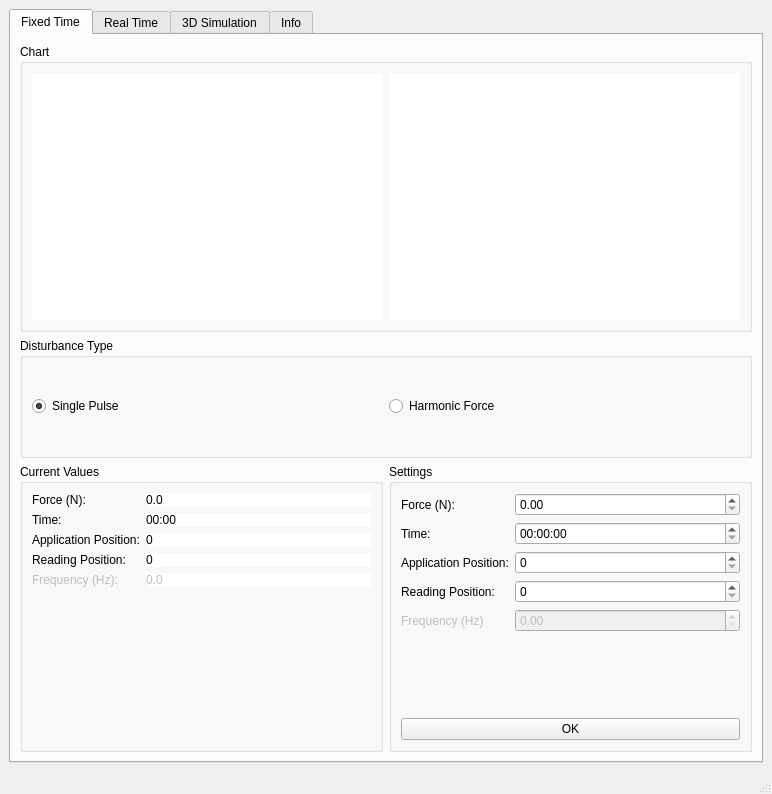
nicolecitadin/ActiveControl_Prog, file forms/mainWindow2.ui: the form before one commit.
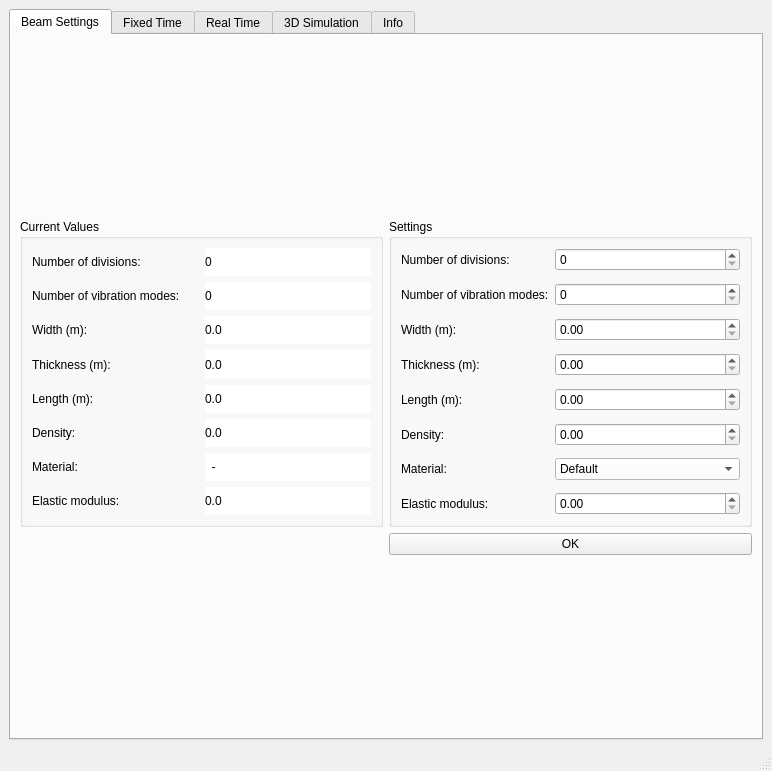
The form after the commit.

```diff
--- a/forms/mainWindow2.ui
+++ b/forms/mainWindow2.ui
@@ -7,7 +7,7 @@
     <x>0</x>
     <y>0</y>
     <width>772</width>
-    <height>794</height>
+    <height>771</height>
    </rect>
   </property>
   <property name="windowTitle">
@@ -23,6 +23,414 @@
       <property name="currentIndex">
        <number>0</number>
       </property>
+      <widget class="QWidget" name="tab_5">
+       <attribute name="title">
+        <string>Beam Settings</string>
+       </attribute>
+       <layout class="QGridLayout" name="gridLayout_4">
+        <item row="1" column="0">
+         <widget class="QGroupBox" name="gbx_cvset">
+          <property name="styleSheet">
+           <string notr="true">font: 14pt &quot;MS Shell Dlg 2&quot;;</string>
+          </property>
+          <property name="title">
+           <string>Current Values</string>
+          </property>
+          <layout class="QGridLayout" name="gridLayout_9">
+           <item row="0" column="0">
+            <layout class="QGridLayout" name="gridLayout_7">
+             <item row="0" column="0">
+              <widget class="QLabel" name="lbl_15">
+               <property name="styleSheet">
+                <string notr="true">font: 12pt &quot;MS Shell Dlg 2&quot;;</string>
+               </property>
+               <property name="text">
+                <string>Number of divisions:</string>
+               </property>
+              </widget>
+             </item>
+             <item row="0" column="1">
+              <widget class="QLabel" name="lbl_23">
+               <property name="styleSheet">
+                <string notr="true">font: 12pt &quot;MS Shell Dlg 2&quot;;
+background-color: rgb(255, 255, 255);</string>
+               </property>
+               <property name="text">
+                <string>0</string>
+               </property>
+              </widget>
+             </item>
+             <item row="1" column="0">
+              <widget class="QLabel" name="lbl_16">
+               <property name="styleSheet">
+                <string notr="true">font: 12pt &quot;MS Shell Dlg 2&quot;;</string>
+               </property>
+               <property name="text">
+                <string>Number of vibration modes:</string>
+               </property>
+              </widget>
+             </item>
+             <item row="1" column="1">
+              <widget class="QLabel" name="lbl_24">
+               <property name="styleSheet">
+                <string notr="true">background-color: rgb(255, 255, 255);
+font: 12pt &quot;MS Shell Dlg 2&quot;;</string>
+               </property>
+               <property name="text">
+                <string>0</string>
+               </property>
+              </widget>
+             </item>
+             <item row="2" column="0">
+              <widget class="QLabel" name="lbl_17">
+               <property name="styleSheet">
+                <string notr="true">font: 12pt &quot;MS Shell Dlg 2&quot;;</string>
+               </property>
+               <property name="text">
+                <string>Width (m):</string>
+               </property>
+              </widget>
+             </item>
+             <item row="2" column="1">
+              <widget class="QLabel" name="lbl_25">
+               <property name="styleSheet">
+                <string notr="true">font: 12pt &quot;MS Shell Dlg 2&quot;;
+background-color: rgb(255, 255, 255);</string>
+               </property>
+               <property name="text">
+                <string>0.0</string>
+               </property>
+              </widget>
+             </item>
+             <item row="3" column="0">
+              <widget class="QLabel" name="lbl_18">
+               <property name="styleSheet">
+                <string notr="true">font: 12pt &quot;MS Shell Dlg 2&quot;;</string>
+               </property>
+               <property name="text">
+                <string>Thickness (m):</string>
+               </property>
+              </widget>
+             </item>
+             <item row="3" column="1">
+              <widget class="QLabel" name="lbl_26">
+               <property name="styleSheet">
+                <string notr="true">font: 12pt &quot;MS Shell Dlg 2&quot;;
+background-color: rgb(255, 255, 255);</string>
+               </property>
+               <property name="text">
+                <string>0.0</string>
+               </property>
+              </widget>
+             </item>
+             <item row="4" column="0">
+              <widget class="QLabel" name="lbl_19">
+               <property name="styleSheet">
+                <string notr="true">font: 12pt &quot;MS Shell Dlg 2&quot;;</string>
+               </property>
+               <property name="text">
+                <string>Length (m):</string>
+               </property>
+              </widget>
+             </item>
+             <item row="4" column="1">
+              <widget class="QLabel" name="lbl_27">
+               <property name="styleSheet">
+                <string notr="true">background-color: rgb(255, 255, 255);
+font: 12pt &quot;MS Shell Dlg 2&quot;;</string>
+               </property>
+               <property name="text">
+                <string>0.0</string>
+               </property>
+              </widget>
+             </item>
+             <item row="5" column="0">
+              <widget class="QLabel" name="lbl_20">
+               <property name="styleSheet">
+                <string notr="true">font: 12pt &quot;MS Shell Dlg 2&quot;;</string>
+               </property>
+               <property name="text">
+                <string>Density:</string>
+               </property>
+              </widget>
+             </item>
+             <item row="5" column="1">
+              <widget class="QLabel" name="lbl_28">
+               <property name="styleSheet">
+                <string notr="true">background-color: rgb(255, 255, 255);
+font: 12pt &quot;MS Shell Dlg 2&quot;;</string>
+               </property>
+               <property name="text">
+                <string>0.0</string>
+               </property>
+              </widget>
+             </item>
+             <item row="6" column="0">
+              <widget class="QLabel" name="lbl_21">
+               <property name="styleSheet">
+                <string notr="true">font: 12pt &quot;MS Shell Dlg 2&quot;;</string>
+               </property>
+               <property name="text">
+                <string>Material:</string>
+               </property>
+              </widget>
+             </item>
+             <item row="6" column="1">
+              <widget class="QLabel" name="lbl_29">
+               <property name="styleSheet">
+                <string notr="true">background-color: rgb(255, 255, 255);
+font: 12pt &quot;MS Shell Dlg 2&quot;;</string>
+               </property>
+               <property name="text">
+                <string>  -</string>
+               </property>
+              </widget>
+             </item>
+             <item row="7" column="0">
+              <widget class="QLabel" name="lbl_22">
+               <property name="styleSheet">
+                <string notr="true">font: 12pt &quot;MS Shell Dlg 2&quot;;</string>
+               </property>
+               <property name="text">
+                <string>Elastic modulus:</string>
+               </property>
+              </widget>
+             </item>
+             <item row="7" column="1">
+              <widget class="QLabel" name="lbl_30">
+               <property name="styleSheet">
+                <string notr="true">background-color: rgb(255, 255, 255);
+font: 12pt &quot;MS Shell Dlg 2&quot;;</string>
+               </property>
+               <property name="text">
+                <string>0.0</string>
+               </property>
+              </widget>
+             </item>
+            </layout>
+           </item>
+          </layout>
+         </widget>
+        </item>
+        <item row="2" column="1">
+         <widget class="QPushButton" name="pushButton">
+          <property name="styleSheet">
+           <string notr="true">font: 12pt &quot;MS Shell Dlg 2&quot;;</string>
+          </property>
+          <property name="text">
+           <string>OK</string>
+          </property>
+         </widget>
+        </item>
+        <item row="0" column="0">
+         <spacer name="verticalSpacer_2">
+          <property name="orientation">
+           <enum>Qt::Vertical</enum>
+          </property>
+          <property name="sizeHint" stdset="0">
+           <size>
+            <width>20</width>
+            <height>40</height>
+           </size>
+          </property>
+         </spacer>
+        </item>
+        <item row="1" column="1">
+         <widget class="QGroupBox" name="groupBox_2">
+          <property name="styleSheet">
+           <string notr="true">font: 14pt &quot;MS Shell Dlg 2&quot;;</string>
+          </property>
+          <property name="title">
+           <string>Settings</string>
+          </property>
+          <layout class="QGridLayout" name="gridLayout_8">
+           <item row="0" column="0">
+            <layout class="QFormLayout" name="formLayout_6">
+             <property name="verticalSpacing">
+              <number>12</number>
+             </property>
+             <item row="0" column="0">
+              <widget class="QLabel" name="lbl_31">
+               <property name="styleSheet">
+                <string notr="true">font: 12pt &quot;MS Shell Dlg 2&quot;;</string>
+               </property>
+               <property name="text">
+                <string>Number of divisions:</string>
+               </property>
+              </widget>
+             </item>
+             <item row="0" column="1">
+              <widget class="QSpinBox" name="sbx_ndiv">
+               <property name="styleSheet">
+                <string notr="true">font: 12pt &quot;MS Shell Dlg 2&quot;;</string>
+               </property>
+              </widget>
+             </item>
+             <item row="1" column="0">
+              <widget class="QLabel" name="lbl_32">
+               <property name="styleSheet">
+                <string notr="true">font: 12pt &quot;MS Shell Dlg 2&quot;;</string>
+               </property>
+               <property name="text">
+                <string>Number of vibration modes:</string>
+               </property>
+              </widget>
+             </item>
+             <item row="1" column="1">
+              <widget class="QSpinBox" name="sbx_nvibm">
+               <property name="styleSheet">
+                <string notr="true">font: 12pt &quot;MS Shell Dlg 2&quot;;</string>
+               </property>
+              </widget>
+             </item>
+             <item row="2" column="0">
+              <widget class="QLabel" name="lbl_33">
+               <property name="styleSheet">
+                <string notr="true">font: 12pt &quot;MS Shell Dlg 2&quot;;</string>
+               </property>
+               <property name="text">
+                <string>Width (m):</string>
+               </property>
+              </widget>
+             </item>
+             <item row="2" column="1">
+              <widget class="QDoubleSpinBox" name="dbx_width">
+               <property name="styleSheet">
+                <string notr="true">font: 12pt &quot;MS Shell Dlg 2&quot;;</string>
+               </property>
+              </widget>
+             </item>
+             <item row="3" column="0">
+              <widget class="QLabel" name="lbl_34">
+               <property name="styleSheet">
+                <string notr="true">font: 12pt &quot;MS Shell Dlg 2&quot;;</string>
+               </property>
+               <property name="text">
+                <string>Thickness (m):</string>
+               </property>
+              </widget>
+             </item>
+             <item row="3" column="1">
+              <widget class="QDoubleSpinBox" name="dbx_thickn">
+               <property name="styleSheet">
+                <string notr="true">font: 12pt &quot;MS Shell Dlg 2&quot;;</string>
+               </property>
+              </widget>
+             </item>
+             <item row="4" column="0">
+              <widget class="QLabel" name="lbl_35">
+               <property name="styleSheet">
+                <string notr="true">font: 12pt &quot;MS Shell Dlg 2&quot;;</string>
+               </property>
+               <property name="text">
+                <string>Length (m):</string>
+               </property>
+              </widget>
+             </item>
+             <item row="4" column="1">
+              <widget class="QDoubleSpinBox" name="dbx_length">
+               <property name="styleSheet">
+                <string notr="true">font: 12pt &quot;MS Shell Dlg 2&quot;;</string>
+               </property>
+              </widget>
+             </item>
+             <item row="5" column="0">
+              <widget class="QLabel" name="lbl_36">
+               <property name="styleSheet">
+                <string notr="true">font: 12pt &quot;MS Shell Dlg 2&quot;;</string>
+               </property>
+               <property name="text">
+                <string>Density:</string>
+               </property>
+              </widget>
+             </item>
+             <item row="5" column="1">
+              <widget class="QDoubleSpinBox" name="dbx_density">
+               <property name="styleSheet">
+                <string notr="true">font: 12pt &quot;MS Shell Dlg 2&quot;;</string>
+               </property>
+              </widget>
+             </item>
+             <item row="6" column="0">
+              <widget class="QLabel" name="lbl_37">
+               <property name="styleSheet">
+                <string notr="true">font: 12pt &quot;MS Shell Dlg 2&quot;;</string>
+               </property>
+               <property name="text">
+                <string>Material:</string>
+               </property>
+              </widget>
+             </item>
+             <item row="6" column="1">
+              <widget class="QComboBox" name="cbx_material">
+               <property name="styleSheet">
+                <string notr="true">font: 12pt &quot;MS Shell Dlg 2&quot;;
+background-color: rgb(255, 255, 255);</string>
+               </property>
+               <item>
+                <property name="text">
+                 <string>Default</string>
+                </property>
+               </item>
+               <item>
+                <property name="text">
+                 <string>Steel</string>
+                </property>
+               </item>
+               <item>
+                <property name="text">
+                 <string>Iron</string>
+                </property>
+               </item>
+               <item>
+                <property name="text">
+                 <string>Silver</string>
+                </property>
+               </item>
+               <item>
+                <property name="text">
+                 <string>Other</string>
+                </property>
+               </item>
+              </widget>
+             </item>
+             <item row="7" column="0">
+              <widget class="QLabel" name="lbl_38">
+               <property name="styleSheet">
+                <string notr="true">font: 12pt &quot;MS Shell Dlg 2&quot;;</string>
+               </property>
+               <property name="text">
+                <string>Elastic modulus:</string>
+               </property>
+              </widget>
+             </item>
+             <item row="7" column="1">
+              <widget class="QDoubleSpinBox" name="dbx_elastm">
+               <property name="styleSheet">
+                <string notr="true">font: 12pt &quot;MS Shell Dlg 2&quot;;</string>
+               </property>
+              </widget>
+             </item>
+            </layout>
+           </item>
+          </layout>
+         </widget>
+        </item>
+        <item row="3" column="1">
+         <spacer name="verticalSpacer">
+          <property name="orientation">
+           <enum>Qt::Vertical</enum>
+          </property>
+          <property name="sizeHint" stdset="0">
+           <size>
+            <width>20</width>
+            <height>40</height>
+           </size>
+          </property>
+         </spacer>
+        </item>
+       </layout>
+      </widget>
       <widget class="QWidget" name="tab">
        <attribute name="title">
         <string>Fixed Time</string>
@@ -353,7 +761,7 @@
            <string notr="true">font: 12pt &quot;MS Shell Dlg 2&quot;;</string>
           </property>
           <property name="title">
-           <string>Chart</string>
+           <string>Charts</string>
           </property>
           <layout class="QHBoxLayout" name="horizontalLayout_3">
            <item>
@@ -451,59 +859,6 @@
           </item>
          </layout>
         </item>
-        <item row="2" column="0">
-         <widget class="QGroupBox" name="gbx_posrt">
-          <property name="styleSheet">
-           <string notr="true">font: 10pt &quot;MS Shell Dlg 2&quot;;</string>
-          </property>
-          <property name="title">
-           <string>Positions</string>
-          </property>
-          <layout class="QGridLayout" name="gridLayout_4">
-           <item row="0" column="0">
-            <layout class="QFormLayout" name="formLayout_2">
-             <item row="0" column="0">
-              <widget class="QLabel" name="lbl_9">
-               <property name="text">
-                <string>Apply:</string>
-               </property>
-              </widget>
-             </item>
-             <item row="0" column="1">
-              <widget class="QSpinBox" name="sbx_aposrt"/>
-             </item>
-            </layout>
-           </item>
-           <item row="0" column="1">
-            <layout class="QFormLayout" name="formLayout_4">
-             <item row="0" column="0">
-              <widget class="QLabel" name="lbl_10">
-               <property name="text">
-                <string>Read:</string>
-               </property>
-              </widget>
-             </item>
-             <item row="0" column="1">
-              <widget class="QSpinBox" name="sbx_rposrt"/>
-             </item>
-            </layout>
-           </item>
-          </layout>
-         </widget>
-        </item>
-        <item row="3" column="0">
-         <spacer name="verticalSpacer">
-          <property name="orientation">
-           <enum>Qt::Vertical</enum>
-          </property>
-          <property name="sizeHint" stdset="0">
-           <size>
-            <width>20</width>
-            <height>40</height>
-           </size>
-          </property>
-         </spacer>
-        </item>
         <item row="0" column="0">
          <widget class="QGroupBox" name="gbx_realtime">
           <property name="minimumSize">
```
Left out of the diff: 246 changed lines with no effect on the pictures.
